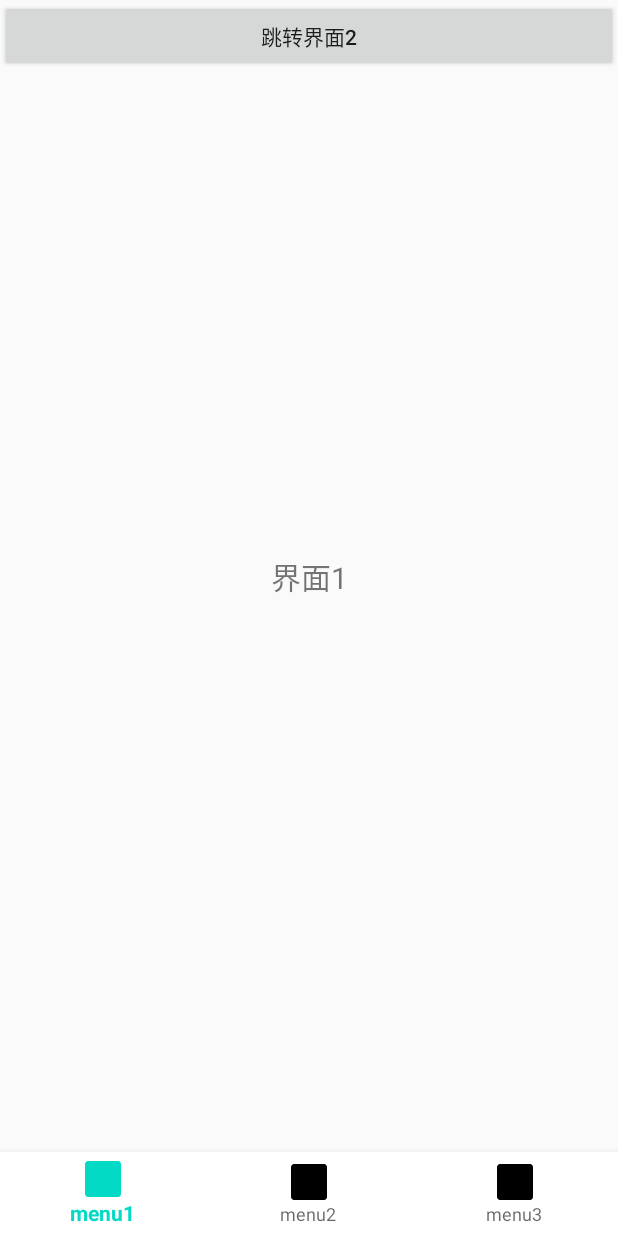
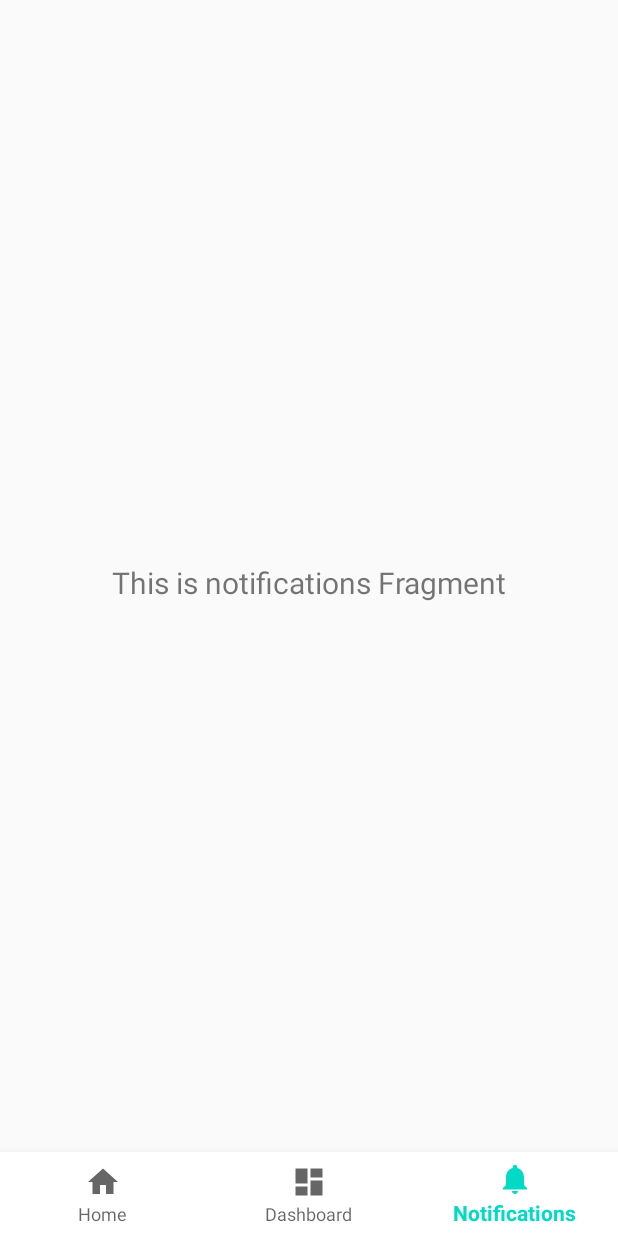
Before and after one commit to wanglijian1993/jepackMvvm, an Android app: the screen it shows after launch (MainActivity), item 3 of the bottom bar chosen, on a phone screen of 412 x 824 dp. Run offline under Robolectric (Android 15) with nearby library versions, the phone set to English and light mode, and no system bars; our stand-ins replace navigation-ui.

Commit message:
navigation导航功能使用用例

```diff
--- a/app/src/main/java/com/example/myjepckmvvm/MainActivity.kt
+++ b/app/src/main/java/com/example/myjepckmvvm/MainActivity.kt
@@ -1,12 +1,14 @@
 package com.example.myjepckmvvm
 
 import android.os.Bundle
+import android.view.MenuItem
 import androidx.navigation.findNavController
 import androidx.navigation.ui.setupWithNavController
 import com.example.myjepckmvvm.base.BaseKtActivity
 import com.example.myjepckmvvm.databinding.ActivityMainBinding
 import com.example.myjepckmvvm.mvvm.MainViewModel
 import com.google.android.material.bottomnavigation.BottomNavigationView
+import com.google.android.material.navigation.NavigationBarView
 
 class MainActivity : BaseKtActivity<ActivityMainBinding, MainViewModel>() {
 
@@ -17,16 +19,36 @@ class MainActivity : BaseKtActivity<ActivityMainBinding, MainViewModel>() {
 
     }
 
-
     override fun initView() {
         val navView: BottomNavigationView = binding.bottomNav
         val navController = findNavController(R.id.nav_host_container)
         navView.setupWithNavController(navController)
+        navView.setOnItemSelectedListener(object : NavigationBarView.OnItemSelectedListener {
+            override fun onNavigationItemSelected(item: MenuItem): Boolean {
+                when (item.itemId) {
+                    R.id.navigation_home -> {
+                        navController.navigate(R.id.home)
+                    }
+
+                    R.id.navigation_dashboard -> {
+                        navController.navigate(R.id.dashboard)
+
+                    }
+
+                    R.id.navigation_notifications -> {
+                        navController.navigate(R.id.notification)
+
+                    }
+                }
+                return true
+            }
+        })
 
     }
 
     override fun initData() {
 
+
     }
 
 }
--- a/app/src/main/java/com/example/myjepckmvvm/navigation/fragments/Page1Fragment.kt
+++ /dev/null
@@ -1,40 +0,0 @@
-package com.example.myjepckmvvm.navigation.fragments
-
-import android.os.Bundle
-import android.view.LayoutInflater
-import android.view.View
-import android.view.ViewGroup
-import android.widget.Button
-import androidx.core.os.bundleOf
-import androidx.fragment.app.Fragment
-import androidx.navigation.fragment.findNavController
-import com.example.myjepckmvvm.R
-import com.example.myjepckmvvm.databinding.FragmentPage1Binding
-
-class Page1Fragment : Fragment() {
-    private var _binding: FragmentPage1Binding? = null
-
-    private val binding get() = _binding!!
-    override fun onCreateView(
-        inflater: LayoutInflater,
-        container: ViewGroup?,
-        savedInstanceState: Bundle?
-    ): View {
-        _binding = FragmentPage1Binding.inflate(inflater, container, false)
-
-        val root: View = binding.root
-        root.findViewById<Button>(R.id.bn1).setOnClickListener {
-            val bundle = bundleOf("userName" to "abc")
-            // 使用 Navigation 跳转，传递的 ID 为导航图中 Action标签声明的 ID
-            findNavController().navigate(R.id.action_page1_to_page2, bundle)
-        }
-
-        return root
-
-    }
-
-    override fun onDestroy() {
-        super.onDestroy()
-        _binding = null
-    }
-}
--- /dev/null
+++ b/app/src/main/java/com/example/myjepckmvvm/ui/home/HomeFragment.kt
@@ -0,0 +1,43 @@
+package com.example.myjepckmvvm.ui.home
+
+import android.os.Bundle
+import android.view.LayoutInflater
+import android.view.View
+import android.view.ViewGroup
+import android.widget.TextView
+import androidx.fragment.app.Fragment
+import androidx.lifecycle.ViewModelProvider
+import com.example.myjepckmvvm.databinding.FragmentHomeBinding
+import com.example.navigationapplication.ui.home.HomeViewModel
+
+class HomeFragment : Fragment() {
+
+    private var _binding: FragmentHomeBinding? = null
+
+    // This property is only valid between onCreateView and
+    // onDestroyView.
+    private val binding get() = _binding!!
+
+    override fun onCreateView(
+        inflater: LayoutInflater,
+        container: ViewGroup?,
+        savedInstanceState: Bundle?
+    ): View {
+        val homeViewModel =
+            ViewModelProvider(this).get(HomeViewModel::class.java)
+
+        _binding = FragmentHomeBinding.inflate(inflater, container, false)
+        val root: View = binding.root
+
+        val textView: TextView = binding.textHome
+        homeViewModel.text.observe(viewLifecycleOwner) {
+            textView.text = it
+        }
+        return root
+    }
+
+    override fun onDestroyView() {
+        super.onDestroyView()
+        _binding = null
+    }
+}
--- /dev/null
+++ b/app/src/main/java/com/example/myjepckmvvm/ui/home/HomeViewModel.kt
@@ -0,0 +1,13 @@
+package com.example.navigationapplication.ui.home
+
+import androidx.lifecycle.LiveData
+import androidx.lifecycle.MutableLiveData
+import androidx.lifecycle.ViewModel
+
+class HomeViewModel : ViewModel() {
+
+    private val _text = MutableLiveData<String>().apply {
+        value = "This is home Fragment"
+    }
+    val text: LiveData<String> = _text
+}
--- /dev/null
+++ b/app/src/main/java/com/example/myjepckmvvm/ui/notifications/NotificationsFragment.kt
@@ -0,0 +1,43 @@
+package com.example.myjepckmvvm.ui.notifications
+
+import android.os.Bundle
+import android.view.LayoutInflater
+import android.view.View
+import android.view.ViewGroup
+import android.widget.TextView
+import androidx.fragment.app.Fragment
+import androidx.lifecycle.ViewModelProvider
+import com.example.myjepckmvvm.databinding.FragmentNotificationsBinding
+import com.example.navigationapplication.ui.notifications.NotificationsViewModel
+
+class NotificationsFragment : Fragment() {
+
+    private var _binding: FragmentNotificationsBinding? = null
+
+    // This property is only valid between onCreateView and
+    // onDestroyView.
+    private val binding get() = _binding!!
+
+    override fun onCreateView(
+        inflater: LayoutInflater,
+        container: ViewGroup?,
+        savedInstanceState: Bundle?
+    ): View {
+        val notificationsViewModel =
+            ViewModelProvider(this).get(NotificationsViewModel::class.java)
+
+        _binding = FragmentNotificationsBinding.inflate(inflater, container, false)
+        val root: View = binding.root
+
+        val textView: TextView = binding.textNotifications
+        notificationsViewModel.text.observe(viewLifecycleOwner) {
+            textView.text = it
+        }
+        return root
+    }
+
+    override fun onDestroyView() {
+        super.onDestroyView()
+        _binding = null
+    }
+}
--- /dev/null
+++ b/app/src/main/java/com/example/myjepckmvvm/ui/notifications/NotificationsViewModel.kt
@@ -0,0 +1,13 @@
+package com.example.navigationapplication.ui.notifications
+
+import androidx.lifecycle.LiveData
+import androidx.lifecycle.MutableLiveData
+import androidx.lifecycle.ViewModel
+
+class NotificationsViewModel : ViewModel() {
+
+    private val _text = MutableLiveData<String>().apply {
+        value = "This is notifications Fragment"
+    }
+    val text: LiveData<String> = _text
+}
--- /dev/null
+++ b/app/src/main/res/drawable/ic_dashboard_black_24dp.xml
@@ -0,0 +1,9 @@
+<vector xmlns:android="http://schemas.android.com/apk/res/android"
+    android:width="24dp"
+    android:height="24dp"
+    android:viewportWidth="24.0"
+    android:viewportHeight="24.0">
+    <path
+        android:fillColor="#FF000000"
+        android:pathData="M3,13h8L11,3L3,3v10zM3,21h8v-6L3,15v6zM13,21h8L21,11h-8v10zM13,3v6h8L21,3h-8z" />
+</vector>
--- /dev/null
+++ b/app/src/main/res/drawable/ic_home_black_24dp.xml
@@ -0,0 +1,9 @@
+<vector xmlns:android="http://schemas.android.com/apk/res/android"
+    android:width="24dp"
+    android:height="24dp"
+    android:viewportWidth="24.0"
+    android:viewportHeight="24.0">
+    <path
+        android:fillColor="#FF000000"
+        android:pathData="M10,20v-6h4v6h5v-8h3L12,3 2,12h3v8z" />
+</vector>
--- /dev/null
+++ b/app/src/main/res/drawable/ic_notifications_black_24dp.xml
@@ -0,0 +1,9 @@
+<vector xmlns:android="http://schemas.android.com/apk/res/android"
+    android:width="24dp"
+    android:height="24dp"
+    android:viewportWidth="24.0"
+    android:viewportHeight="24.0">
+    <path
+        android:fillColor="#FF000000"
+        android:pathData="M12,22c1.1,0 2,-0.9 2,-2h-4c0,1.1 0.89,2 2,2zM18,16v-5c0,-3.07 -1.64,-5.64 -4.5,-6.32L13.5,4c0,-0.83 -0.67,-1.5 -1.5,-1.5s-1.5,0.67 -1.5,1.5v0.68C7.63,5.36 6,7.92 6,11v5l-2,2v1h16v-1l-2,-2z" />
+</vector>
--- /dev/null
+++ b/app/src/main/res/layout/fragment_notifications.xml
@@ -0,0 +1,22 @@
+<?xml version="1.0" encoding="utf-8"?>
+<androidx.constraintlayout.widget.ConstraintLayout xmlns:android="http://schemas.android.com/apk/res/android"
+    xmlns:app="http://schemas.android.com/apk/res-auto"
+    xmlns:tools="http://schemas.android.com/tools"
+    android:layout_width="match_parent"
+    android:layout_height="match_parent"
+    tools:context=".ui.notifications.NotificationsFragment">
+
+    <TextView
+        android:id="@+id/text_notifications"
+        android:layout_width="match_parent"
+        android:layout_height="wrap_content"
+        android:layout_marginStart="8dp"
+        android:layout_marginTop="8dp"
+        android:layout_marginEnd="8dp"
+        android:textAlignment="center"
+        android:textSize="20sp"
+        app:layout_constraintBottom_toBottomOf="parent"
+        app:layout_constraintEnd_toEndOf="parent"
+        app:layout_constraintStart_toStartOf="parent"
+        app:layout_constraintTop_toTopOf="parent" />
+</androidx.constraintlayout.widget.ConstraintLayout>
--- a/app/src/main/res/menu/bottom_nav.xml
+++ b/app/src/main/res/menu/bottom_nav.xml
@@ -1,15 +1,17 @@
 <?xml version="1.0" encoding="utf-8"?>
 <menu xmlns:android="http://schemas.android.com/apk/res/android">
     <item
-        android:id="@+id/menu1"
-        android:title="menu1"
-        android:icon="@mipmap/ic_launcher_round" />
+        android:id="@+id/navigation_home"
+        android:icon="@drawable/ic_home_black_24dp"
+        android:title="@string/title_home" />
+
     <item
-        android:id="@+id/menu2"
-        android:icon="@mipmap/ic_launcher_round"
-        android:title="menu2" />
+        android:id="@+id/navigation_dashboard"
+        android:icon="@drawable/ic_dashboard_black_24dp"
+        android:title="@string/title_dashboard" />
+
     <item
-        android:id="@+id/menu3"
-        android:title="menu3"
-        android:icon="@mipmap/ic_launcher_round" />
+        android:id="@+id/navigation_notifications"
+        android:icon="@drawable/ic_notifications_black_24dp"
+        android:title="@string/title_notifications" />
 </menu>
--- a/app/src/main/res/navigation/nav_graph.xml
+++ b/app/src/main/res/navigation/nav_graph.xml
@@ -3,28 +3,26 @@
     xmlns:app="http://schemas.android.com/apk/res-auto"
     xmlns:tools="http://schemas.android.com/tools"
     android:id="@+id/nav_graph"
-    app:startDestination="@+id/page_fragment_1">
+    app:startDestination="@id/home">
+    <fragment
+        android:name="com.example.myjepckmvvm.ui.home.HomeFragment"
+        android:label="@string/title_home"
+        android:id="@+id/home"
+        tools:layout="@layout/fragment_home" />
+
+    <fragment
+        android:name="com.example.myjepckmvvm.ui.notifications.NotificationsFragment"
+        android:label="@string/title_notifications"
+        android:id="@+id/notification"
+        tools:layout="@layout/fragment_notifications"
+
+        />
+
+    <fragment
+        android:name="com.example.myjepckmvvm.ui.dashboard.DashboardFragment"
+        android:id="@+id/dashboard"
+        android:label="@string/title_dashboard"
+        tools:layout="@layout/fragment_dashboard"></fragment>
 
 
-    <fragment
-        android:id="@+id/page_fragment_1"
-        android:name="com.example.myjepckmvvm.navigation.fragments.Page1Fragment"
-        android:label="Page1Fragment"
-        tools:layout="@layout/fragment_page1">
-        <action
-            android:id="@+id/action_page1_to_page2"
-            app:destination="@+id/page_fragment_2" />
-    </fragment>
-    <fragment
-        android:id="@+id/page_fragment_2"
-        android:name="com.example.myjepckmvvm.navigation.fragments.Page2Fragment"
-        android:label="Page2Fragment"
-        tools:layout="@layout/fragment_page2">
-        <action
-            android:id="@+id/action_page2_to_page1"
-            app:destination="@id/page_fragment_1" />
-        <argument
-            android:name="userName"
-            android:defaultValue="name"></argument>
-    </fragment>
 </navigation>
--- a/app/src/main/res/values/strings.xml
+++ b/app/src/main/res/values/strings.xml
@@ -1,5 +1,7 @@
 <resources>
     <string name="app_name">MyJepckMvvm</string>
     <string name="loading">加载中...</string>
-
+    <string name="title_home">Home</string>
+    <string name="title_dashboard">Dashboard</string>
+    <string name="title_notifications">Notifications</string>
 </resources>
```
Also changed, not shown: app/src/main/java/com/example/myjepckmvvm/navigation/fragments/Page2Fragment.kt (deleted, +0 -45 lines), app/src/main/java/com/example/myjepckmvvm/ui/dashboard/DashboardFragment.kt (added, +43 -0 lines), app/src/main/java/com/example/myjepckmvvm/ui/dashboard/DashboardViewModel.kt (added, +13 -0 lines), app/src/main/res/layout/fragment_dashboard.xml (added, +22 -0 lines), app/src/main/res/layout/fragment_home.xml (added, +22 -0 lines).
